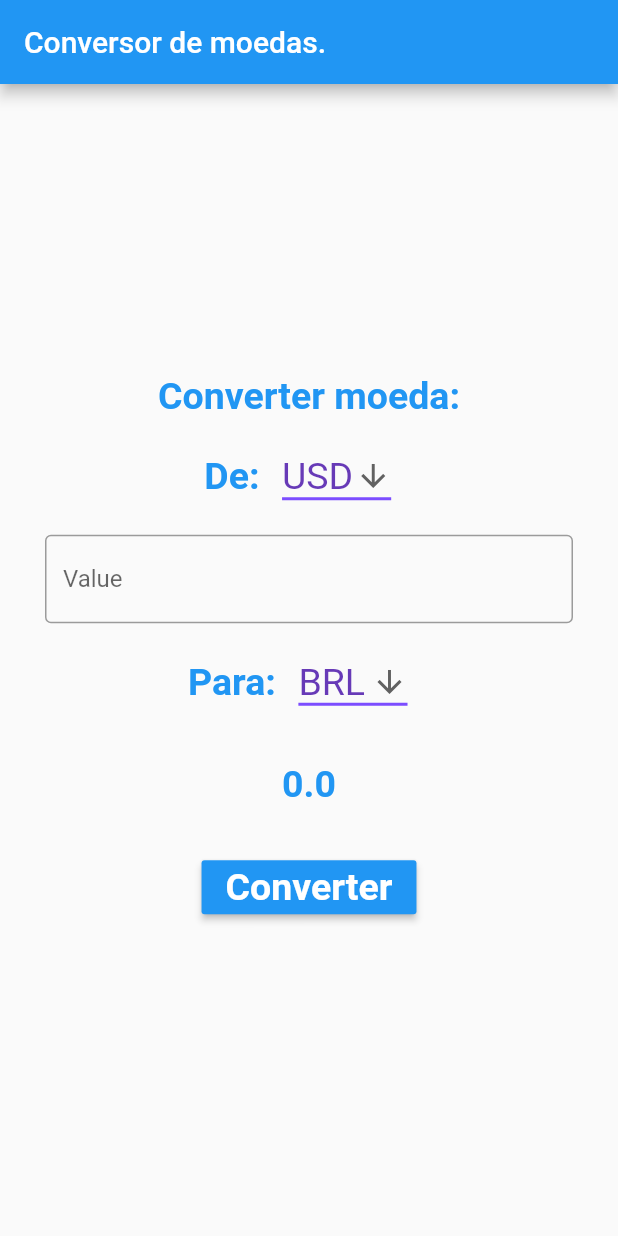
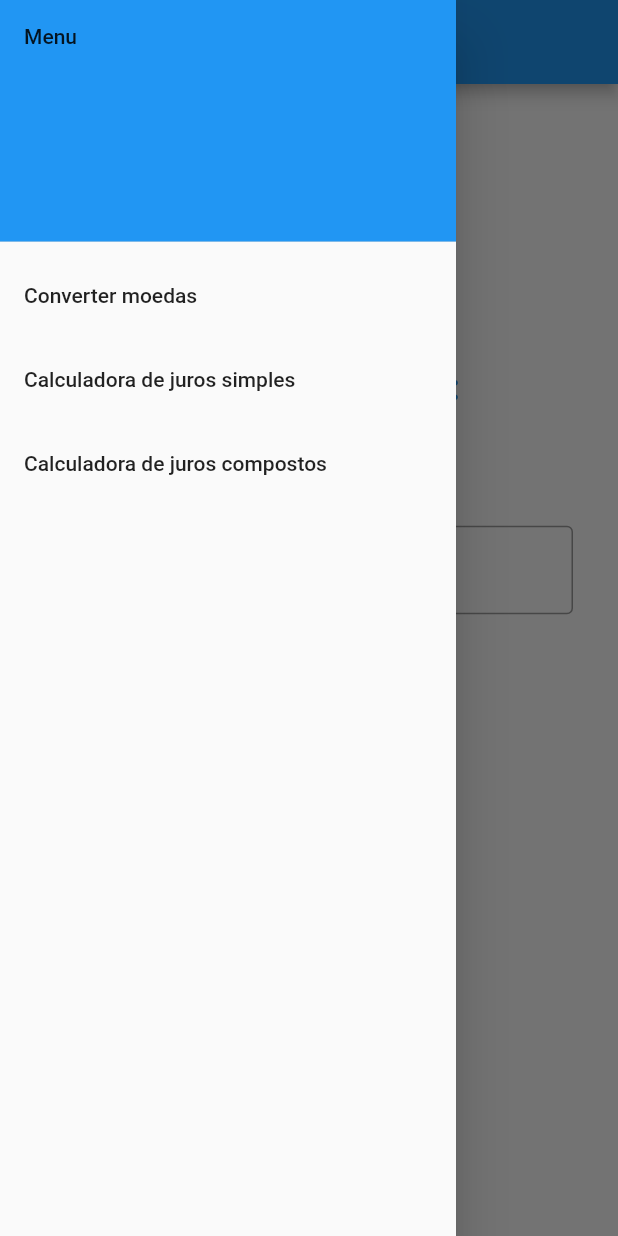
Before and after one commit to JN513/conversor_de_moedas, a Flutter app: the screen it shows after launch, with the side drawer open (before the commit the screen has no drawer), on a phone screen of 412 x 824 dp. Run offline on Flutter 3.47's test engine with Material 2 defaults, Android fonts, the phone set to English and light mode, and no system bars.

Commit message:
Criando sistema de navegação

```diff
--- a/lib/main.dart
+++ b/lib/main.dart
@@ -16,7 +16,7 @@ class Conversor extends StatelessWidget {
       theme: ThemeData(
         primarySwatch: Colors.blue,
       ),
-      home: const HomePage(title: "Conversor de moedas."),
+      home: HomePage(),
     );
   }
 }
--- a/lib/pages/home.dart
+++ b/lib/pages/home.dart
@@ -1,10 +1,10 @@
 import 'package:conversor_de_moedas/core/api_client.dart';
+import 'package:conversor_de_moedas/pages/compost.dart';
+import 'package:conversor_de_moedas/pages/simple.dart';
 import 'package:flutter/material.dart';
 
 class HomePage extends StatefulWidget {
-  const HomePage({Key? key, required this.title}) : super(key: key);
-
-  final String title;
+  const HomePage({super.key});
 
   @override
   State<HomePage> createState() => _HomePageState();
@@ -52,7 +52,47 @@ class _HomePageState extends State<HomePage> {
   Widget build(BuildContext context) {
     return Scaffold(
       appBar: AppBar(
-        title: Text(widget.title),
+        title: Text("Conversor de moedas."),
+      ),
+      drawer: Drawer(
+          child: ListView(
+              padding: EdgeInsets.zero,
+              children: <Widget>[
+                const DrawerHeader(
+                  decoration: BoxDecoration(
+                    color: Colors.blue,
+                  ),
+                  child: Text('Menu'),
+                ),
+                ListTile(
+                  title: const Text('Converter moedas'),
+                  onTap: () {
+                    Navigator.push(
+                      context,
+                      MaterialPageRoute(builder: (context) => const HomePage()),
+                    );
+                  },
+                ),
+                ListTile(
+                  title: const Text('Calculadora de juros simples'),
+                  onTap: () {
+                    Navigator.push(
+                      context,
+                      MaterialPageRoute(builder: (context) => const SimplePage()),
+                    );
+                  },
+                ),
+                ListTile(
+                  title: const Text('Calculadora de juros compostos'),
+                  onTap: () {
+                    Navigator.push(
+                      context,
+                      MaterialPageRoute(builder: (context) => const CompostPage()),
+                    );
+                  },
+                ),
+              ]
+          ),
       ),
       body: Center(
         child: Column(
@@ -77,7 +117,7 @@ class _HomePageState extends State<HomePage> {
                     const Text(
                       'De:',
                       style: TextStyle(
-                          fontSize: 25,
+                          fontSize: 30,
                           color: Colors.blue,
                           fontWeight: FontWeight.bold
                       ),
@@ -88,7 +128,7 @@ class _HomePageState extends State<HomePage> {
                         value: from,
                         icon: const Icon(Icons.arrow_downward),
                         elevation: 16,
-                        style: const TextStyle(color: Colors.deepPurple, fontSize:  25),
+                        style: const TextStyle(color: Colors.deepPurple, fontSize:  30),
                         underline: Container(
                           height: 2,
                           color: Colors.deepPurpleAccent,
@@ -142,7 +182,7 @@ class _HomePageState extends State<HomePage> {
                     const Text(
                       'Para:',
                       style: TextStyle(
-                          fontSize: 25,
+                          fontSize: 30,
                           color: Colors.blue,
                           fontWeight: FontWeight.bold
                       ),
@@ -153,7 +193,7 @@ class _HomePageState extends State<HomePage> {
                         value: to,
                         icon: const Icon(Icons.arrow_downward),
                         elevation: 16,
-                        style: const TextStyle(color: Colors.deepPurple, fontSize: 25),
+                        style: const TextStyle(color: Colors.deepPurple, fontSize: 30),
                         underline: Container(
                           height: 2,
                           color: Colors.deepPurpleAccent,
@@ -184,7 +224,7 @@ class _HomePageState extends State<HomePage> {
               child: Text(
                 "$num",
                 style: TextStyle(
-                    fontSize: 25,
+                    fontSize: 35,
                     color: Colors.blue,
                     fontWeight: FontWeight.bold
                 ),
@@ -192,16 +232,15 @@ class _HomePageState extends State<HomePage> {
             ),
             Padding(
               padding: EdgeInsets.fromLTRB(30, 15, 30, 15),
-              child: RaisedButton(
+              child: ElevatedButton(
                 child: Text(
                   "Converter",
                   style: TextStyle(
-                      fontSize: 25,
+                      fontSize: 35,
                       color: Colors.white,
                       fontWeight: FontWeight.bold
                   ),
                 ),
-                color: Colors.blue,
                 onPressed: buttonEvent,//evento do botão
               ),
             ),
```
Also changed, not shown: lib/pages/compost.dart (+70 -0 lines), lib/pages/simple.dart (+70 -0 lines).
